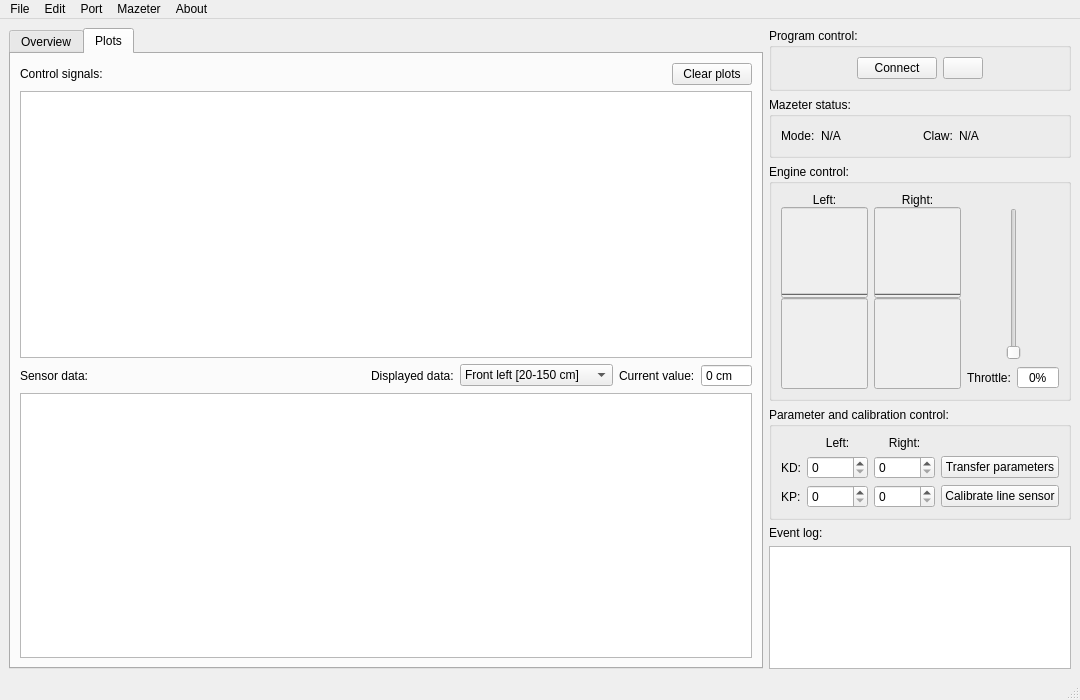
Qt form forms/mainwindow.ui (Flooten/mazetercontrol) before a commit.
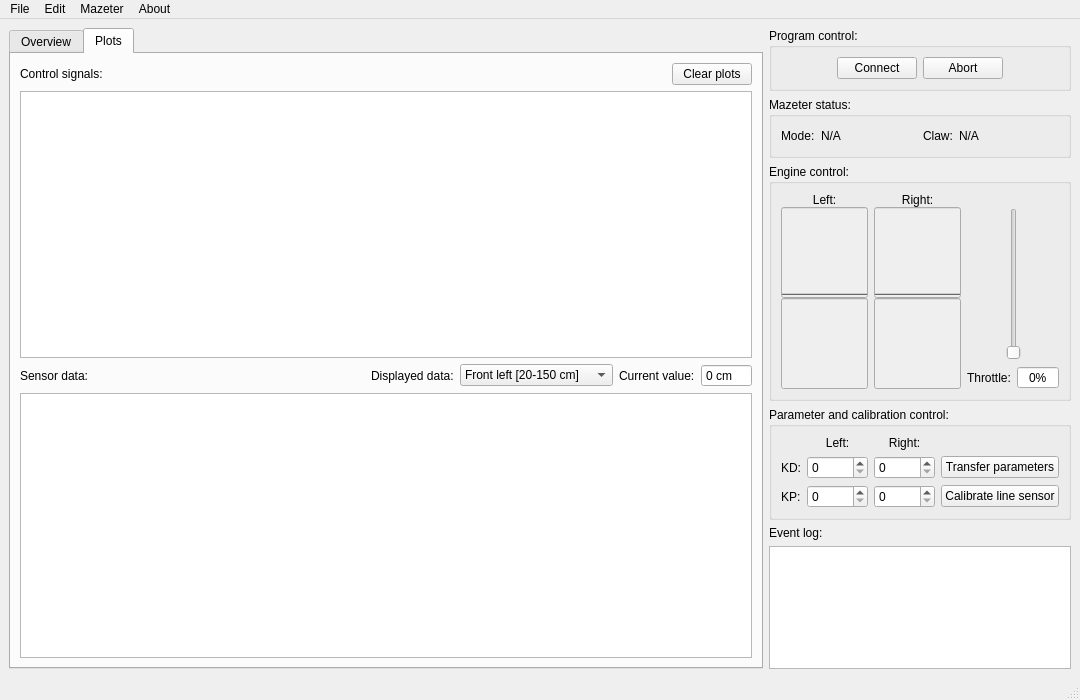
The same form after that commit. Icons and pictures are not drawn.

Commit message: Improved abort action

Patch:
```diff
--- a/forms/mainwindow.ui
+++ b/forms/mainwindow.ui
@@ -321,7 +321,7 @@
          <item>
           <widget class="QPushButton" name="pushButton_abort">
            <property name="text">
-            <string/>
+            <string>Abort</string>
            </property>
            <property name="icon">
             <iconset resource="../resources.qrc">
@@ -931,13 +931,6 @@
     </property>
     <addaction name="actionAboutMazeterControl"/>
    </widget>
-   <widget class="QMenu" name="menuPort">
-    <property name="title">
-     <string>Port</string>
-    </property>
-    <addaction name="actionConnect"/>
-    <addaction name="actionDisconnect"/>
-   </widget>
    <widget class="QMenu" name="menuFile">
     <property name="title">
      <string>File</string>
@@ -953,7 +946,6 @@
    </widget>
    <addaction name="menuFile"/>
    <addaction name="menuEdit"/>
-   <addaction name="menuPort"/>
    <addaction name="menuMazeter"/>
    <addaction name="menuAbout"/>
   </widget>
```
Left out of the diff: 5 changed lines with no effect on the pictures. The commit also changes 1 other file.
